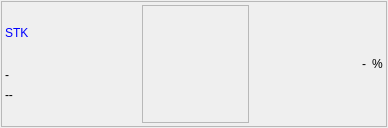
First picture: the form in UI/pos.ui, repository colaisr/algotrader, before the edit.
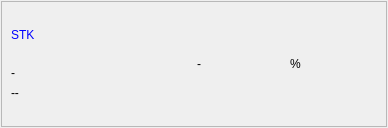
Second picture: the form after the edit.

The edit to the form file:
```diff
--- a/UI/pos.ui
+++ b/UI/pos.ui
@@ -38,18 +38,6 @@
       <enum>QFrame::Raised</enum>
      </property>
      <layout class="QGridLayout" name="gridLayout_2">
-      <property name="leftMargin">
-       <number>3</number>
-      </property>
-      <property name="topMargin">
-       <number>3</number>
-      </property>
-      <property name="rightMargin">
-       <number>3</number>
-      </property>
-      <property name="bottomMargin">
-       <number>3</number>
-      </property>
       <item row="0" column="0">
        <layout class="QHBoxLayout" name="mainholder">
         <item>
@@ -120,49 +108,19 @@
          </layout>
         </item>
         <item>
-         <spacer name="horizontalSpacer_2">
-          <property name="orientation">
-           <enum>Qt::Horizontal</enum>
-          </property>
-          <property name="sizeHint" stdset="0">
-           <size>
-            <width>40</width>
-            <height>20</height>
-           </size>
-          </property>
-         </spacer>
-        </item>
-        <item>
-         <widget class="QScrollArea" name="scrollArea">
-          <property name="widgetResizable">
-           <bool>true</bool>
-          </property>
-          <widget class="QWidget" name="scrollAreaWidgetContents">
-           <property name="geometry">
-            <rect>
-             <x>0</x>
-             <y>0</y>
-             <width>91</width>
-             <height>114</height>
-            </rect>
-           </property>
-           <layout class="QGridLayout" name="gridLayout_4">
-            <item row="0" column="0">
              <layout class="QGridLayout" name="gg"/>
             </item>
-           </layout>
-          </widget>
-         </widget>
-        </item>
         <item>
-         <spacer name="horizontalSpacer">
+         <layout class="QVBoxLayout" name="verticalLayout">
+          <item>
+           <spacer name="verticalSpacer_4">
           <property name="orientation">
-           <enum>Qt::Horizontal</enum>
+             <enum>Qt::Vertical</enum>
           </property>
           <property name="sizeHint" stdset="0">
            <size>
-            <width>40</width>
-            <height>20</height>
+              <width>20</width>
+              <height>40</height>
            </size>
           </property>
          </spacer>
@@ -182,6 +140,21 @@
              <string>%</string>
             </property>
            </widget>
+            </item>
+           </layout>
+          </item>
+          <item>
+           <spacer name="verticalSpacer_5">
+            <property name="orientation">
+             <enum>Qt::Vertical</enum>
+            </property>
+            <property name="sizeHint" stdset="0">
+             <size>
+              <width>20</width>
+              <height>40</height>
+             </size>
+            </property>
+           </spacer>
           </item>
          </layout>
         </item>
```
Left out of the diff: 2 changed lines with no effect on the pictures. Lines whose indentation alone changed are shown as unchanged.
